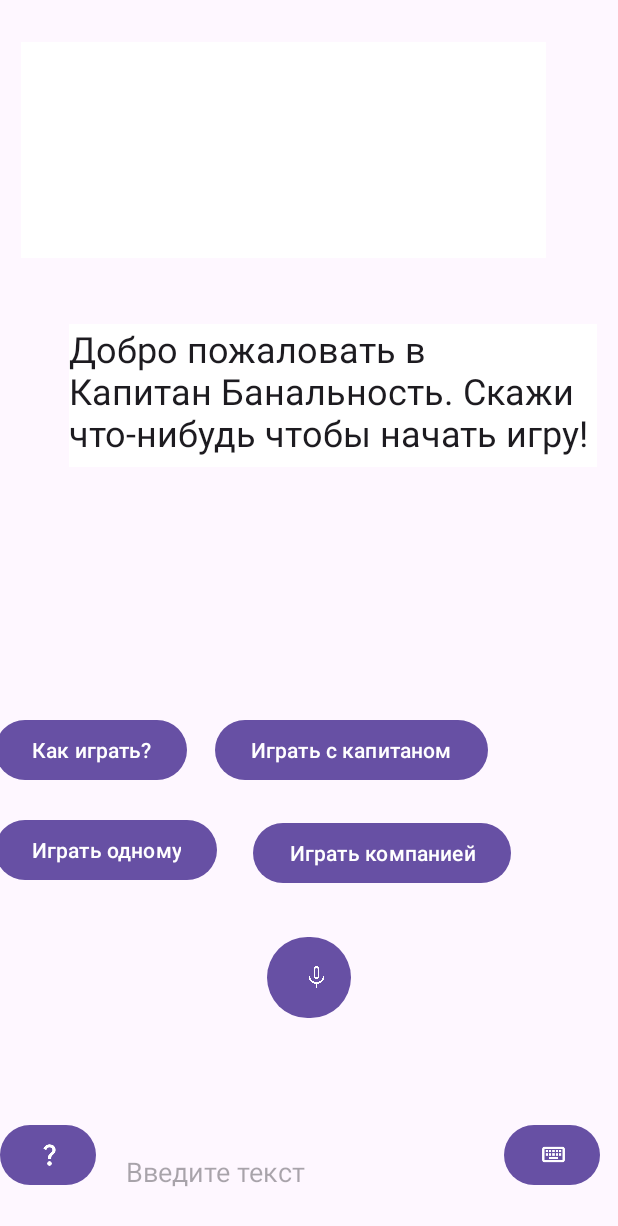
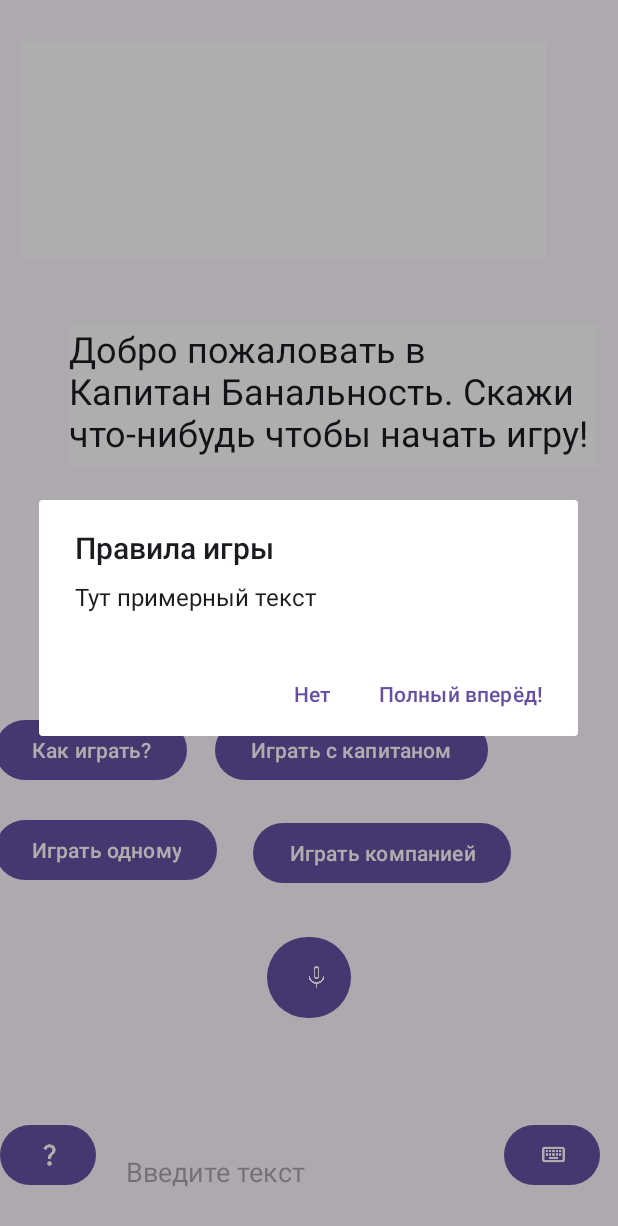
Before and after one commit to Helegven/CaptainD_for_Test, an Android app: the screen it shows after launch (MainActivity), after a tap on "Как играть?", on a phone screen of 412 x 824 dp. Shown: the top 1226 px of the screen. Run offline under Robolectric (Android 15) with nearby library versions, the phone set to English and light mode, and no system bars.

Commit message:
Починил метод, теперь работает по стандратному сценарию через MainActivity

```diff
--- a/app/src/main/java/com/example/captainb/GetData.java
+++ b/app/src/main/java/com/example/captainb/GetData.java
@@ -18,7 +18,7 @@ import java.util.List;
 import javax.net.ssl.HttpsURLConnection;
 
 public class GetData {
-
+    //Класс для тестирования прихода от апи
     public static HashMap testMac (){
         HashMap<String, List<Integer>> map = new HashMap<String, List<Integer>>();
         map.put("Серега", Arrays.asList(21));
--- a/app/src/main/java/com/example/captainb/MainActivity.java
+++ b/app/src/main/java/com/example/captainb/MainActivity.java
@@ -77,7 +77,7 @@ public class MainActivity extends AppCompatActivity  {
         //Пользовательское окно вывода информации
         textViewUser = findViewById(R.id.textViewUser);
 
-        //Отвечает за микрофон
+        //Отвечает за активацию микрофона
         micButton = findViewById(R.id.micButton);
 
         ActivityCompat.requestPermissions(this, new String[]{RECORD_AUDIO}, PackageManager.PERMISSION_GRANTED);
@@ -125,8 +125,6 @@ public class MainActivity extends AppCompatActivity  {
 
             @Override
             public void onResults(Bundle bundle) {
-//                textView.setText("Слушаем...");
-
                 ArrayList<String> matches = bundle.getStringArrayList(SpeechRecognizer.RESULTS_RECOGNITION);
                 String spokenText = "";
                 String user_id = "";
@@ -149,8 +147,6 @@ public class MainActivity extends AppCompatActivity  {
                                 public void run() {
                                     textView.setText(answer_text);
                                     micButton.setVisibility(View.VISIBLE);
-//                                    Toast.makeText(MainActivity.this, choiseButton1.getText(), Toast.LENGTH_SHORT).show();
-
                                 }
                             });
 
@@ -188,7 +184,6 @@ public class MainActivity extends AppCompatActivity  {
     public void StartListen(View view){
         Log.d(TAG, "StartButton: ");
         Toast.makeText(MainActivity.this, "Слушаем..", Toast.LENGTH_SHORT).show();
-//        Toast.makeText(MainActivity.this, choiseButton1.getText(), Toast.LENGTH_SHORT).show();
         speechRecognizer.startListening(intentRecognizer);
         micButton.setVisibility(View.GONE);
         img.setVisibility(View.VISIBLE);
@@ -271,11 +266,20 @@ public class MainActivity extends AppCompatActivity  {
         AlertDialog window = builder.create();
         window.show();
     };
+    // Класс для маршрутизации клавиш choiseButton
     public void EventButton(View view){
         Button but = (Button) view;
-        if(but.getText() ==  "Как играть?"){
-            System.out.println(but);
+        if(but.getText().equals("Как играть?")){
             onHelpClicked();
+        }else if(but.getText().equals("Играть с капитаном")){
+            // Пример вызова для работы с API
+            String textForButton = GetData.testMac().get("Николай").toString();
+            but.setText(textForButton);
+
+        }else if(but.getText().equals("Играть одному")){
+
+        }else if(but.getText().equals("Играть компанией")){
+
         };
     }
 }
--- a/app/src/main/res/layout/activity_main.xml
+++ b/app/src/main/res/layout/activity_main.xml
@@ -162,7 +162,8 @@
             android:layout_alignParentEnd="true"
             android:layout_marginEnd="91dp"
             android:text="Играть с капитаном"
-            android:visibility="visible"/>
+            android:visibility="visible"
+            android:onClick="EventButton"/>
 
         <Button
             android:id="@+id/choiseButton3"
@@ -171,7 +172,8 @@
             android:layout_alignParentBottom="true"
             android:layout_marginBottom="25dp"
             android:text="Играть одному"
-            android:visibility="visible"/>
+            android:visibility="visible"
+            android:onClick="EventButton"/>
 
         <Button
             android:id="@+id/choiseButton4"
@@ -182,7 +184,8 @@
             android:layout_marginEnd="76dp"
             android:layout_marginBottom="23dp"
             android:text="Играть компанией"
-            android:visibility="visible"/>
+            android:visibility="visible"
+            android:onClick="EventButton"/>
     </RelativeLayout>
 
     <androidx.constraintlayout.widget.Guideline
```
Also changed, not shown: app/src/main/java/com/example/captainb/EventForButtons.java (deleted, +0 -57 lines).
